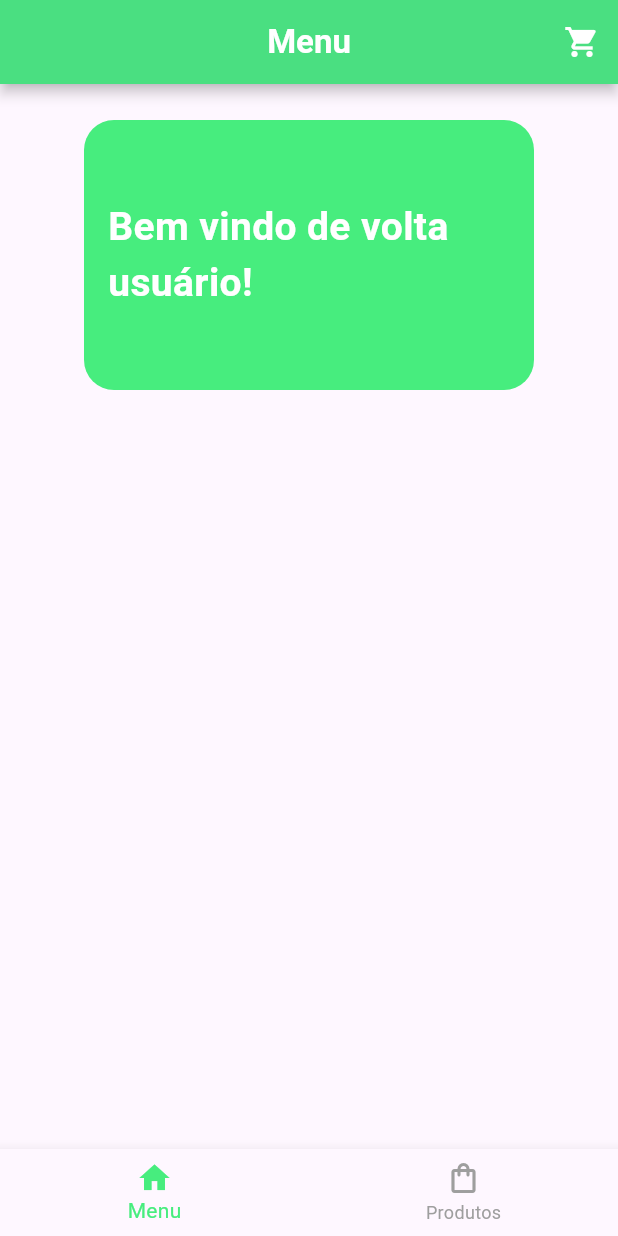
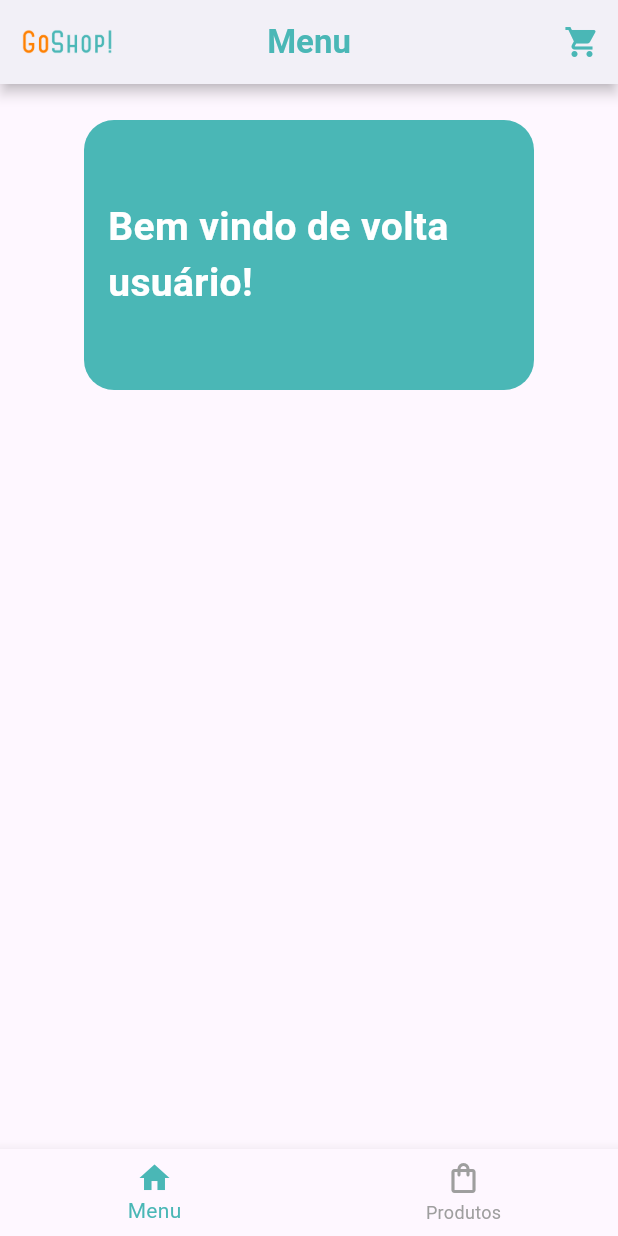
Before and after one commit to VinioVnz/app_ecommerce_molde, a Flutter app: the screen it shows after launch, on a phone screen of 412 x 824 dp. Run offline on Flutter 3.47's test engine with Material 3 defaults, Android fonts, the phone set to English and light mode, and no system bars.

Commit message:
alteracoes no appBar

```diff
--- a/lib/src/colors/cores.dart
+++ b/lib/src/colors/cores.dart
@@ -1,7 +1,7 @@
 import 'package:flutter/material.dart';
 
 class Cores {
-  Color mainColor = Color(0xff47ED7E);
+  Color mainColor = Color(0xff4ab7b6);
   Color foregroundColor = Colors.white;
   Color textColor = Color(0xff000000);
 }
--- a/lib/src/widgets/custom_app_bar.dart
+++ b/lib/src/widgets/custom_app_bar.dart
@@ -1,10 +1,10 @@
 import 'package:ecommerce_app/src/colors/cores.dart';
 import 'package:flutter/material.dart';
 
-class CustomAppBar extends StatelessWidget implements PreferredSizeWidget{
+class CustomAppBar extends StatelessWidget implements PreferredSizeWidget {
   final String title;
   final bool? showCarrinho;
-  const CustomAppBar({super.key, required this.title,this.showCarrinho});
+  const CustomAppBar({super.key, required this.title, this.showCarrinho});
 
   @override
   Size get preferredSize => Size.fromHeight(kToolbarHeight);
@@ -12,16 +12,26 @@ class CustomAppBar extends StatelessWidget implements PreferredSizeWidget{
   @override
   Widget build(BuildContext context) {
     return AppBar(
+      leadingWidth: 80,
+      leading: Padding(
+        padding: const EdgeInsets.fromLTRB(10, 0, 0, 0),
+        child: Image.asset(
+          'assets/images/logo.png',
+          width: 40, // aumenta largura
+          height: 40, // aumenta altura
+          fit: BoxFit.contain,
+        ),
+      ),
       elevation: 3.5,
-      title: Text(title, style: TextStyle(fontWeight: FontWeight.bold),),
-      backgroundColor: Cores().mainColor,
-      foregroundColor: Cores().foregroundColor,
+      title: Text(title, style: TextStyle(fontWeight: FontWeight.bold)),
+      backgroundColor: Cores().foregroundColor,
+      foregroundColor: Cores().mainColor,
       shadowColor: const Color.fromARGB(200, 8, 8, 8),
       centerTitle: true,
       actions: [
-        if(showCarrinho == true)...[
-          IconButton(onPressed: (){}, icon: Icon(Icons.shopping_cart))
-        ]
+        if (showCarrinho == true) ...[
+          IconButton(onPressed: () {}, icon: Icon(Icons.shopping_cart)),
+        ],
       ],
     );
   }
--- a/pubspec.yaml
+++ b/pubspec.yaml
@@ -58,8 +58,8 @@ flutter:
   uses-material-design: true
 
   # To add assets to your application, add an assets section, like this:
-  # assets:
-  #   - images/a_dot_burr.jpeg
+  assets:
+    - assets/images/
   #   - images/a_dot_ham.jpeg
 
   # An image asset can refer to one or more resolution-specific "variants", see
```
Also changed, not shown: assets/images/logo.png (added).
